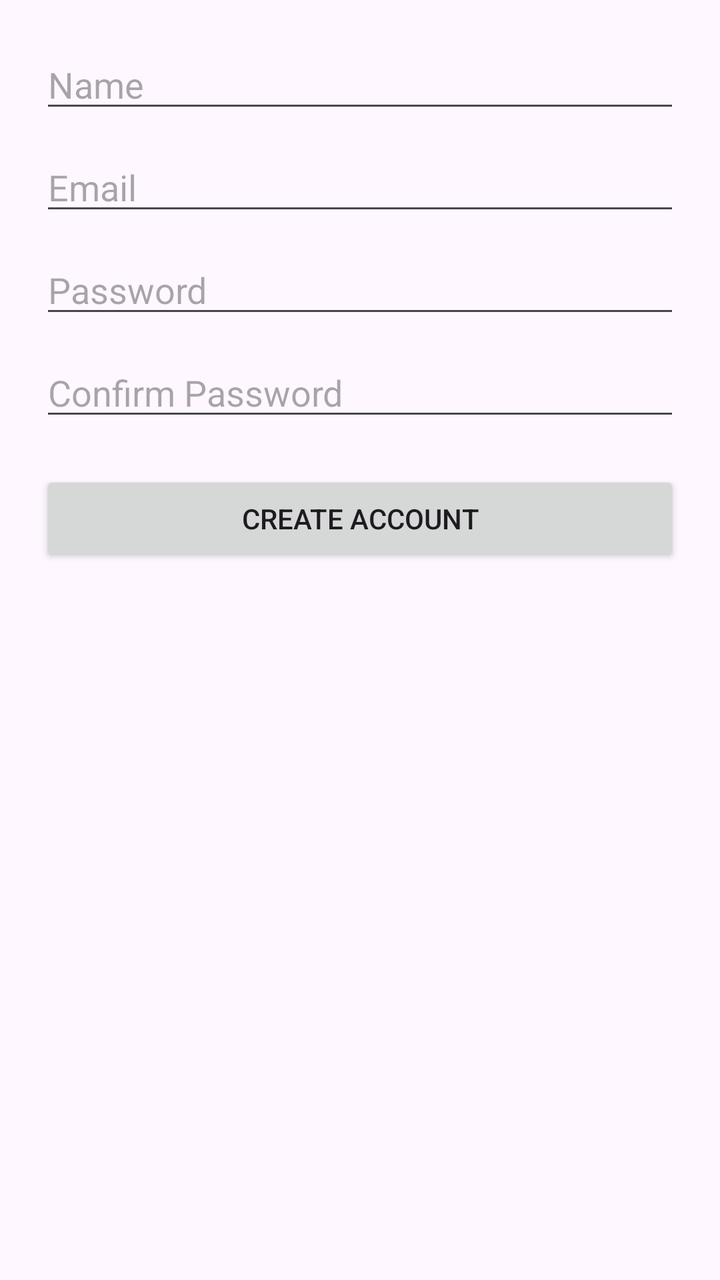
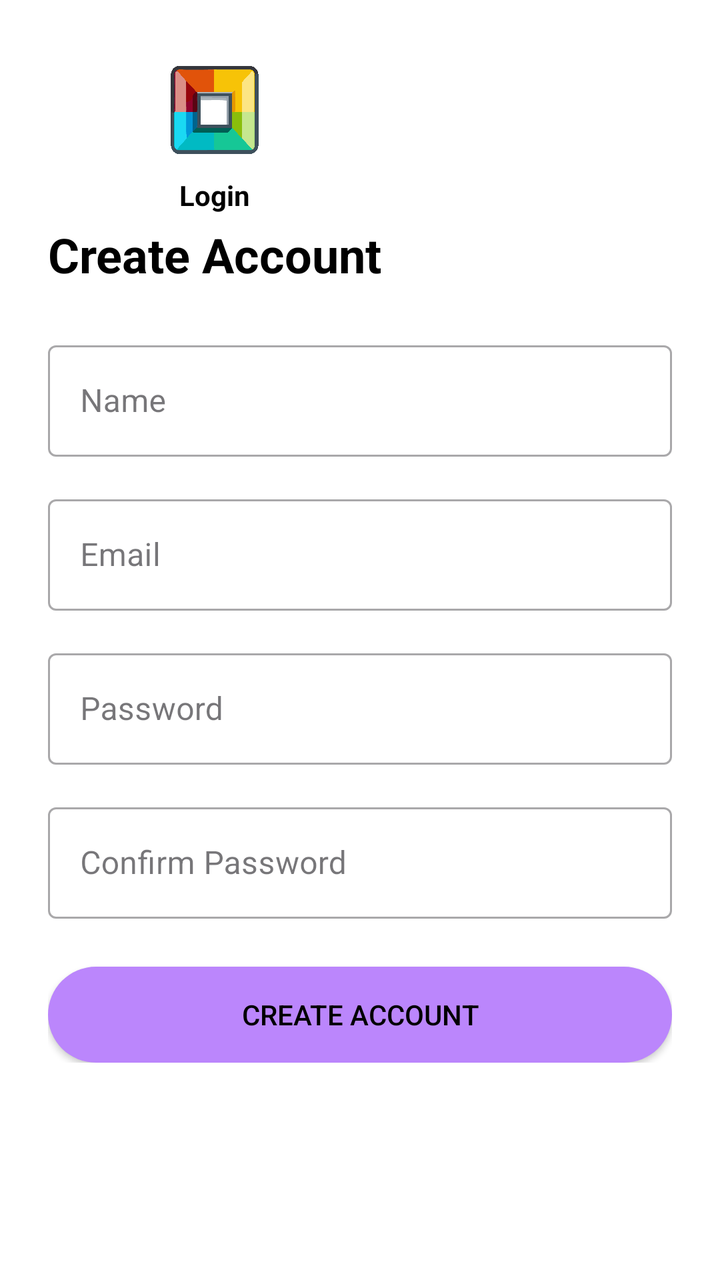

The first picture is an Android layout as it rendered before a commit; the second is the same layout after the commit. The layout source and the unified diff follow.
<!-- AndroidManifest.xml: application theme Theme.BaiTapMobile -->
<!-- res/layout/activity_register.xml -->
<?xml version="1.0" encoding="utf-8"?>
<ScrollView xmlns:android="http://schemas.android.com/apk/res/android"
    android:layout_width="match_parent"
    android:layout_height="match_parent">

    <LinearLayout
        android:layout_width="match_parent"
        android:layout_height="wrap_content"
        android:gravity="center"
        android:orientation="vertical"
        android:padding="20dp">

        <EditText
            android:id="@+id/etName"
            android:layout_width="match_parent"
            android:layout_height="wrap_content"
            android:hint="Name"
            android:inputType="textPersonName"
            android:layout_marginBottom="10dp"/>

        <EditText
            android:id="@+id/etEmail"
            android:layout_width="match_parent"
            android:layout_height="wrap_content"
            android:hint="Email"
            android:inputType="textEmailAddress"
            android:layout_marginBottom="10dp"/>

        <EditText
            android:id="@+id/etPassword"
            android:layout_width="match_parent"
            android:layout_height="wrap_content"
            android:hint="Password"
            android:inputType="textPassword"
            android:layout_marginBottom="10dp"/>

        <EditText
            android:id="@+id/etConfirmPassword"
            android:layout_width="match_parent"
            android:layout_height="wrap_content"
            android:hint="Confirm Password"
            android:inputType="textPassword"
            android:layout_marginBottom="20dp"/>

        <Button
            android:id="@+id/btnCreateAccount"
            android:layout_width="match_parent"
            android:layout_height="wrap_content"
            android:text="Create Account"/>
    </LinearLayout>
</ScrollView>
<!-- resources referenced by this layout -->
<resources>
  <style name="Theme.BaiTapMobile" parent="Base.Theme.BaiTapMobile" />
  <style name="Base.Theme.BaiTapMobile" parent="Theme.Material3.DayNight.NoActionBar">
          
          
      </style>
</resources>

<!-- the commit's change to res/layout/activity_register.xml (unified diff, before → after) -->
@@ -1,51 +1,137 @@
 <?xml version="1.0" encoding="utf-8"?>
-<ScrollView xmlns:android="http://schemas.android.com/apk/res/android"
+<RelativeLayout xmlns:android="http://schemas.android.com/apk/res/android"
+    xmlns:app="http://schemas.android.com/apk/res-auto"
     android:layout_width="match_parent"
-    android:layout_height="match_parent">
+    android:layout_height="match_parent"
+    android:padding="24dp"
+    android:background="@android:color/white">
 
+    
     <LinearLayout
+        android:id="@+id/logoLayout"
+        android:layout_width="wrap_content"
+        android:layout_height="wrap_content"
+        android:orientation="vertical"
+        android:gravity="center_horizontal"
+        android:layout_alignParentStart="true"
+        android:layout_alignParentTop="true">
+
+        
+
+        <ImageView
+            android:id="@+id/imgLogo"
+            android:layout_width="64dp"
+            android:layout_height="62dp"
+            android:contentDescription="App Logo"
+            android:src="@drawable/logo" />
+
+        <TextView
+            android:id="@+id/tvLogin"
+            android:layout_width="wrap_content"
+            android:layout_height="wrap_content"
+            android:layout_marginTop="2dp"
+            android:text="Login"
+            android:textColor="@color/black"
+            android:textSize="14sp"
+            android:textStyle="bold" />
+
+        <TextView
+            android:id="@+id/tvCreateAccount"
+            android:layout_width="wrap_content"
+            android:layout_height="wrap_content"
+            android:layout_marginTop="4dp"
+            android:text="Create Account"
+            android:textColor="@android:color/black"
+            android:textSize="24sp"
+            android:textStyle="bold" />
+    </LinearLayout>
+
+    
+    <LinearLayout
+        android:id="@+id/mainContent"
         android:layout_width="match_parent"
         android:layout_height="wrap_content"
-        android:gravity="center"
         android:orientation="vertical"
-        android:padding="20dp">
+        android:layout_below="@id/logoLayout"
+        android:layout_marginTop="24dp">
 
-        <EditText
-            android:id="@+id/etName"
+        
+        <com.google.android.material.textfield.TextInputLayout
             android:layout_width="match_parent"
             android:layout_height="wrap_content"
             android:hint="Name"
-            android:inputType="textPersonName"
-            android:layout_marginBottom="10dp"/>
+            style="@style/Widget.MaterialComponents.TextInputLayout.OutlinedBox"
+            android:layout_marginBottom="16dp">
 
-        <EditText
-            android:id="@+id/etEmail"
+            <com.google.android.material.textfield.TextInputEditText
+                android:id="@+id/etName"
+                android:layout_width="match_parent"
+                android:layout_height="wrap_content"
+                android:inputType="textPersonName"
+                android:textColor="@android:color/black"
+                android:textColorHint="@android:color/darker_gray" />
+        </com.google.android.material.textfield.TextInputLayout>
+
+        
+        <com.google.android.material.textfield.TextInputLayout
             android:layout_width="match_parent"
             android:layout_height="wrap_content"
             android:hint="Email"
-            android:inputType="textEmailAddress"
-            android:layout_marginBottom="10dp"/>
+            style="@style/Widget.MaterialComponents.TextInputLayout.OutlinedBox"
+            android:layout_marginBottom="16dp">
 
-        <EditText
-            android:id="@+id/etPassword"
+            <com.google.android.material.textfield.TextInputEditText
+                android:id="@+id/etEmail"
+                android:layout_width="match_parent"
+                android:layout_height="wrap_content"
+                android:inputType="textEmailAddress"
+                android:textColor="@android:color/black"
+                android:textColorHint="@android:color/darker_gray" />
+        </com.google.android.material.textfield.TextInputLayout>
+
+        
+        <com.google.android.material.textfield.TextInputLayout
             android:layout_width="match_parent"
             android:layout_height="wrap_content"
             android:hint="Password"
-            android:inputType="textPassword"
-            android:layout_marginBottom="10dp"/>
+            style="@style/Widget.MaterialComponents.TextInputLayout.OutlinedBox"
+            android:layout_marginBottom="16dp">
 
-        <EditText
-            android:id="@+id/etConfirmPassword"
+            <com.google.android.material.textfield.TextInputEditText
+                android:id="@+id/etPassword"
+                android:layout_width="match_parent"
+                android:layout_height="wrap_content"
+                android:inputType="textPassword"
+                android:textColor="@android:color/black"
+                android:textColorHint="@android:color/darker_gray" />
+        </com.google.android.material.textfield.TextInputLayout>
+
+        
+        <com.google.android.material.textfield.TextInputLayout
             android:layout_width="match_parent"
             android:layout_height="wrap_content"
             android:hint="Confirm Password"
-            android:inputType="textPassword"
-            android:layout_marginBottom="20dp"/>
+            style="@style/Widget.MaterialComponents.TextInputLayout.OutlinedBox"
+            android:layout_marginBottom="24dp">
 
+            <com.google.android.material.textfield.TextInputEditText
+                android:id="@+id/etConfirmPassword"
+                android:layout_width="match_parent"
+                android:layout_height="wrap_content"
+                android:inputType="textPassword"
+                android:textColor="@android:color/black"
+                android:textColorHint="@android:color/darker_gray" />
+        </com.google.android.material.textfield.TextInputLayout>
+
+        
         <Button
             android:id="@+id/btnCreateAccount"
             android:layout_width="match_parent"
             android:layout_height="wrap_content"
-            android:text="Create Account"/>
+            android:text="Create Account"
+            android:textColor="@android:color/black"
+            android:background="@drawable/rounded_button"
+            android:padding="12dp" />
     </LinearLayout>
-</ScrollView>
+
+</RelativeLayout>
<!-- resource entries referenced after the edit -->
@@ -1,5 +1,13 @@
 <!-- resources referenced by this layout -->
 <resources>
+  <color name="black">#FF000000</color>
+  <!-- drawable logo: png bitmap (drawable, 59138 bytes) -->
+  <!-- drawable rounded_button (drawable) -->
+  <shape xmlns:android="http://schemas.android.com/apk/res/android"
+      android:shape="rectangle">
+      <corners android:radius="24dp" />
+      <solid android:color="#BB86FC" />
+  </shape>
   <style name="Theme.BaiTapMobile" parent="Base.Theme.BaiTapMobile" />
   <style name="Base.Theme.BaiTapMobile" parent="Theme.Material3.DayNight.NoActionBar">
           
